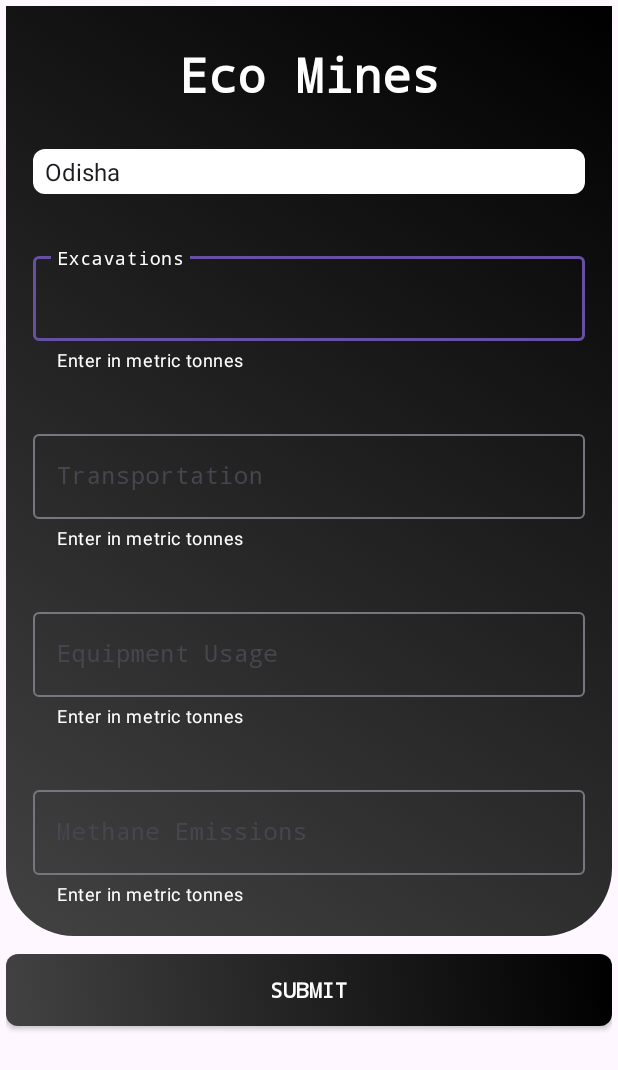
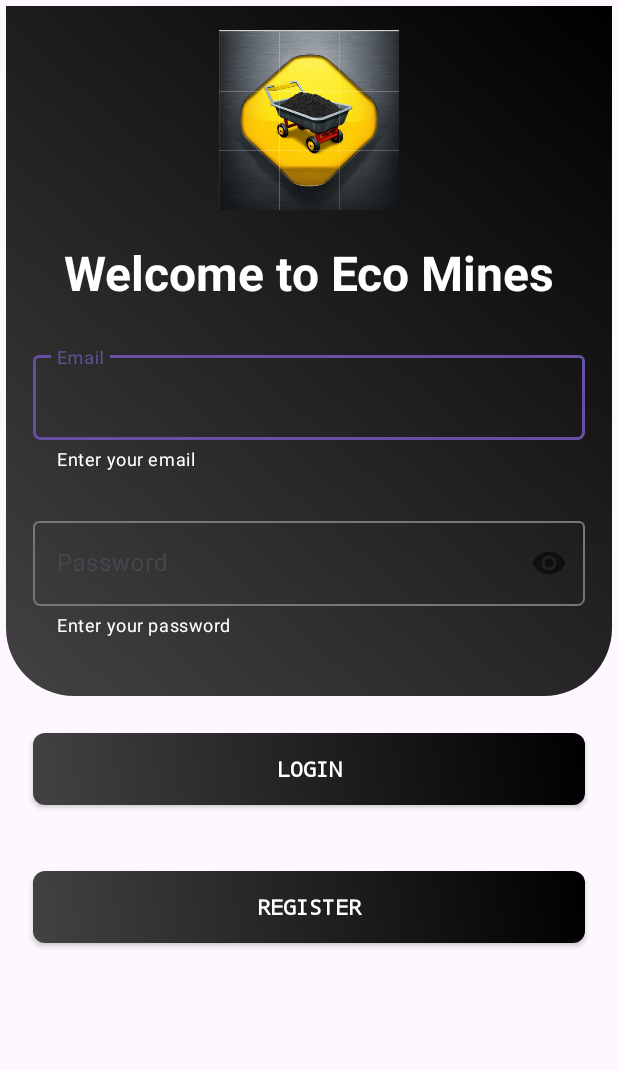
Before and after one commit to Amlan101/Byte-Flow-SIH, an Android app: the screen it shows after launch (InputActivity before the commit, MainActivity after it), after a tap on "LOGIN", on a phone screen of 412 x 824 dp. Shown: the top 1070 px of the screen. Run offline under Robolectric (Android 15) with nearby library versions, the phone set to English and light mode, and no system bars; our stand-ins replace Firebase (no records; nobody signed in at launch, a user with empty details on screens opened directly).

Commit message:
Added authentication using Firebase Auth

```diff
--- a/app/build.gradle.kts
+++ b/app/build.gradle.kts
@@ -55,5 +55,9 @@ dependencies {
     // When using the BoM, don't specify versions in Firebase dependencies
     implementation("com.google.firebase:firebase-analytics")
 
+    // Firebase Auth dependency
+    implementation (platform("com.google.firebase:firebase-bom:32.3.0"))
+    implementation ("com.google.firebase:firebase-auth-ktx")
+
 
 }
--- a/app/src/main/java/com/example/byteflowsih/activities/InputActivity.kt
+++ b/app/src/main/java/com/example/byteflowsih/activities/InputActivity.kt
@@ -1,6 +1,7 @@
 package com.example.byteflowsih.activities
 
 import android.os.Bundle
+import android.util.Log
 import android.widget.ArrayAdapter
 import android.widget.Button
 import android.widget.EditText
@@ -54,6 +55,7 @@ class InputActivity : AppCompatActivity() {
 
         // Fetch the existing data for the selected state
         val stateRef = database.child("states").child(selectedState)
+        Log.d("Firebase", "Selected State: $selectedState")
 
         stateRef.get().addOnCompleteListener { task ->
             if (task.isSuccessful) {
@@ -62,6 +64,8 @@ class InputActivity : AppCompatActivity() {
                     // If the state exists, get the current values
                     val currentCarbonEmissions = snapshot.child("carbonEmissions").getValue(Double::class.java) ?: 0.0
                     val currentMethaneEmissions = snapshot.child("methaneEmissions").getValue(Double::class.java) ?: 0.0
+                    Log.d("Firebase", "Current Carbon Emissions: $currentCarbonEmissions")
+                    Log.d("Firebase", "Current Methane Emissions: $currentMethaneEmissions")
 
                     // Add new values to the current values
                     val totalCarbonEmissions = currentCarbonEmissions + newCarbonEmissions
--- a/app/src/main/java/com/example/byteflowsih/activities/MainActivity.kt
+++ b/app/src/main/java/com/example/byteflowsih/activities/MainActivity.kt
@@ -2,20 +2,78 @@ package com.example.byteflowsih.activities
 
 import android.content.Intent
 import android.os.Bundle
+import android.util.Log
 import android.widget.Button
+import android.widget.EditText
+import android.widget.Toast
 import androidx.appcompat.app.AppCompatActivity
+import androidx.core.content.ContextCompat
+import androidx.core.content.ContextCompat.startActivity
 import com.example.byteflowsih.R
+import com.google.firebase.auth.FirebaseAuth
 
 class MainActivity : AppCompatActivity() {
+
+    private lateinit var auth: FirebaseAuth
+
     override fun onCreate(savedInstanceState: Bundle?) {
         super.onCreate(savedInstanceState)
         setContentView(R.layout.activity_main)
+
+        auth = FirebaseAuth.getInstance()
+
+        val emailEditText = findViewById<EditText>(R.id.inputEmail)
+        val passwordEditText = findViewById<EditText>(R.id.inputPassword)
         val loginBtn = findViewById<Button>(R.id.loginButton)
+        val registerBtn = findViewById<Button>(R.id.registerButton)
 
         loginBtn.setOnClickListener {
-            val intent = Intent(this, InputActivity::class.java)
-            startActivity(intent)
+            val email = emailEditText.text.toString().trim()
+            val password = passwordEditText.text.toString().trim()
+
+            if (email.isNotEmpty() && password.isNotEmpty()) {
+                loginUser(email, password)
+            } else {
+                Toast.makeText(this, "Please enter all fields", Toast.LENGTH_SHORT).show()
+            }
         }
 
+        registerBtn.setOnClickListener {
+            val email = emailEditText.text.toString().trim()
+            val password = passwordEditText.text.toString().trim()
+
+            if (email.isNotEmpty() && password.isNotEmpty()) {
+                registerUser(email, password)
+            } else {
+                Toast.makeText(this, "Please enter all fields", Toast.LENGTH_SHORT).show()
+            }
+        }
     }
+
+    private fun registerUser(email: String, password: String) {
+        auth.createUserWithEmailAndPassword(email, password)
+            .addOnCompleteListener { task ->
+                if (task.isSuccessful) {
+                    Toast.makeText(this, "Registration successful!", Toast.LENGTH_SHORT).show()
+                } else {
+                    Toast.makeText(this, "Registration failed", Toast.LENGTH_SHORT).show()
+                    Log.d("Registration", " Registration failed: ${task.exception?.message}")
+                }
+            }
+    }
+
+    private fun loginUser(email: String, password: String) {
+        auth.signInWithEmailAndPassword(email, password)
+            .addOnCompleteListener { task->
+                if (task.isSuccessful) {
+                    Toast.makeText(this, "Login successful", Toast.LENGTH_SHORT).show()
+                    val intent = Intent(this, InputActivity::class.java)
+                    startActivity(intent)
+                } else {
+                    Toast.makeText(this, "Login failed", Toast.LENGTH_SHORT).show()
+                    Log.d("Authentication", " Login failed: ${task.exception?.message}")
+                }
+            }
+    }
+
 }
--- a/app/src/main/res/layout/activity_main.xml
+++ b/app/src/main/res/layout/activity_main.xml
@@ -5,96 +5,124 @@
     android:id="@+id/main"
     android:layout_width="match_parent"
     android:layout_height="match_parent"
-    android:padding="8dp"
+    android:padding="4dp"
     tools:context=".activities.MainActivity">
 
     <ImageView
         android:layout_width="match_parent"
-        android:layout_height="350dp"
+        android:layout_height="460dp"
+        android:src="@drawable/custom_background"
+        app:layout_constraintEnd_toEndOf="parent"
+        app:layout_constraintStart_toStartOf="parent"
+        app:layout_constraintTop_toTopOf="parent" />
+
+    <ImageView
+        android:id="@+id/appIcon"
+        android:layout_width="120dp"
+        android:layout_height="120dp"
+        android:layout_marginTop="16dp"
+        android:src="@mipmap/ic_coal_mines_icon"
+        app:layout_constraintTop_toTopOf="parent"
         app:layout_constraintStart_toStartOf="parent"
         app:layout_constraintEnd_toEndOf="parent"
-        app:layout_constraintTop_toTopOf="parent"
-        android:src="@drawable/custom_background"/>
+   />
 
     <TextView
         android:id="@+id/welcomeTextView"
         android:layout_width="0dp"
         android:layout_height="wrap_content"
-        android:text="Welcome to Byte Flow"
-        android:layout_marginTop="32dp"
-        android:textSize="32sp"
+        android:layout_marginTop="20dp"
+        android:text="Welcome to Eco Mines"
         android:textAlignment="center"
         android:textColor="@color/white"
+        android:textSize="32sp"
         android:textStyle="bold"
+        app:layout_constraintEnd_toEndOf="parent"
         app:layout_constraintStart_toStartOf="parent"
-        app:layout_constraintEnd_toEndOf="parent"
-        app:layout_constraintTop_toTopOf="parent"/>
+        app:layout_constraintTop_toBottomOf="@id/appIcon" />
 
     <com.google.android.material.textfield.TextInputLayout
         android:id="@+id/textInputEmail"
         android:layout_width="0dp"
         android:layout_height="wrap_content"
+        android:layout_marginHorizontal="18dp"
+        android:layout_marginTop="28dp"
+        android:hint="Email"
+        app:boxCornerRadiusBottomEnd="5dp"
+        app:boxCornerRadiusBottomStart="5dp"
+        app:helperText="Enter your email"
+        app:helperTextTextColor="@color/white"
+        app:layout_constraintEnd_toEndOf="parent"
         app:layout_constraintStart_toStartOf="parent"
-        app:layout_constraintEnd_toEndOf="parent"
-        android:layout_marginTop="36dp"
-        app:helperText="Enter your email"
-        android:hint="Email"
-        app:helperTextTextColor="@color/white"
-        android:layout_marginHorizontal="18dp"
-        app:boxCornerRadiusBottomStart="5dp"
-        app:boxCornerRadiusBottomEnd="5dp"
         app:layout_constraintTop_toBottomOf="@id/welcomeTextView">
 
         <com.google.android.material.textfield.TextInputEditText
+            android:id="@+id/inputEmail"
             android:layout_width="match_parent"
             android:layout_height="wrap_content"
-            android:id="@+id/inputEmail"
-            android:textColor="@color/white"
+            android:inputType="textEmailAddress"
             android:maxLines="1"
-            android:inputType="textEmailAddress"
-            android:textAlignment="viewStart"/>
+            android:textAlignment="viewStart"
+            android:textColor="@color/white" />
     </com.google.android.material.textfield.TextInputLayout>
 
     <com.google.android.material.textfield.TextInputLayout
         android:id="@+id/passwordContainer"
         android:layout_width="0dp"
         android:layout_height="wrap_content"
+        android:layout_marginHorizontal="18dp"
+        android:layout_marginTop="28dp"
+        android:hint="Password"
+        app:boxCornerRadiusBottomEnd="5dp"
+        app:boxCornerRadiusBottomStart="5dp"
+        app:helperText="Enter your password"
+        app:helperTextTextColor="@color/white"
+        app:layout_constraintEnd_toEndOf="parent"
         app:layout_constraintStart_toStartOf="parent"
-        app:layout_constraintEnd_toEndOf="parent"
-        android:layout_marginTop="36dp"
-        app:helperText="Enter your password"
-        android:hint="Password"
-        app:helperTextTextColor="@color/white"
-        android:layout_marginHorizontal="18dp"
-        app:boxCornerRadiusBottomStart="5dp"
-        app:boxCornerRadiusBottomEnd="5dp"
-        app:passwordToggleEnabled="true"
-        app:layout_constraintTop_toBottomOf="@id/textInputEmail">
+        app:layout_constraintTop_toBottomOf="@id/textInputEmail"
+        app:passwordToggleEnabled="true">
 
         <com.google.android.material.textfield.TextInputEditText
+            android:id="@+id/inputPassword"
             android:layout_width="match_parent"
             android:layout_height="wrap_content"
-            android:id="@+id/passwordEditText"
-            android:textColor="@color/white"
+            android:inputType="textPassword"
             android:maxLines="1"
-            android:inputType="textPassword"
-            android:textAlignment="viewStart"/>
+            android:textAlignment="viewStart"
+            android:textColor="@color/white" />
     </com.google.android.material.textfield.TextInputLayout>
 
     <androidx.appcompat.widget.AppCompatButton
         android:id="@+id/loginButton"
         android:layout_width="0dp"
         android:layout_height="wrap_content"
+        android:layout_marginHorizontal="18dp"
+        android:layout_marginTop="64dp"
+        android:background="@drawable/button_background"
+        android:fontFamily="monospace"
         android:text="login"
+        android:textColor="@android:color/white"
         android:textStyle="bold"
+        app:layout_constraintEnd_toEndOf="parent"
+        app:layout_constraintStart_toStartOf="parent"
+        app:layout_constraintTop_toBottomOf="@id/passwordContainer"
+        app:layout_constraintWidth_default="spread" />
+
+    <androidx.appcompat.widget.AppCompatButton
+        android:id="@+id/registerButton"
+        android:layout_width="0dp"
+        android:layout_height="wrap_content"
+        android:layout_marginHorizontal="18dp"
+        android:layout_marginTop="44dp"
+        android:background="@drawable/button_background"
         android:fontFamily="monospace"
+        android:text="Register"
         android:textColor="@android:color/white"
-        android:background="@drawable/button_background"
-        android:layout_marginTop="84dp"
-        app:layout_constraintTop_toBottomOf="@id/passwordContainer"
+        android:textStyle="bold"
+        app:layout_constraintEnd_toEndOf="parent"
         app:layout_constraintStart_toStartOf="parent"
-        app:layout_constraintEnd_toEndOf="parent"
-        app:layout_constraintWidth_default="spread"
-        android:layout_marginHorizontal="18dp"/>
+        app:layout_constraintTop_toBottomOf="@id/loginButton"
+        app:layout_constraintWidth_default="spread" />
+
 
 </androidx.constraintlayout.widget.ConstraintLayout>
```
